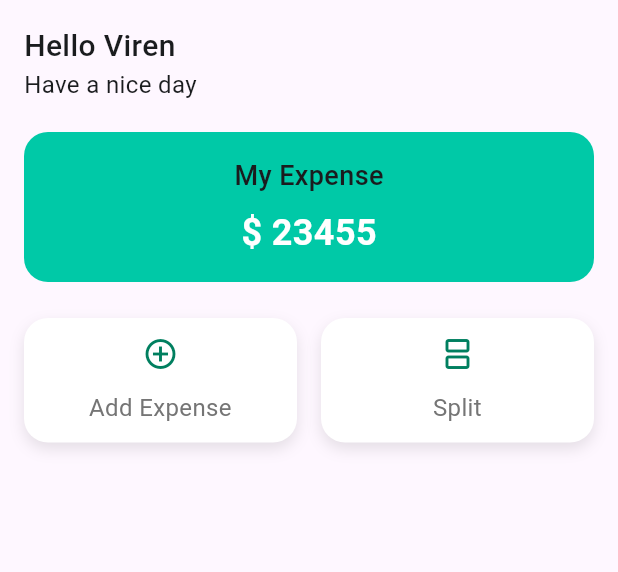
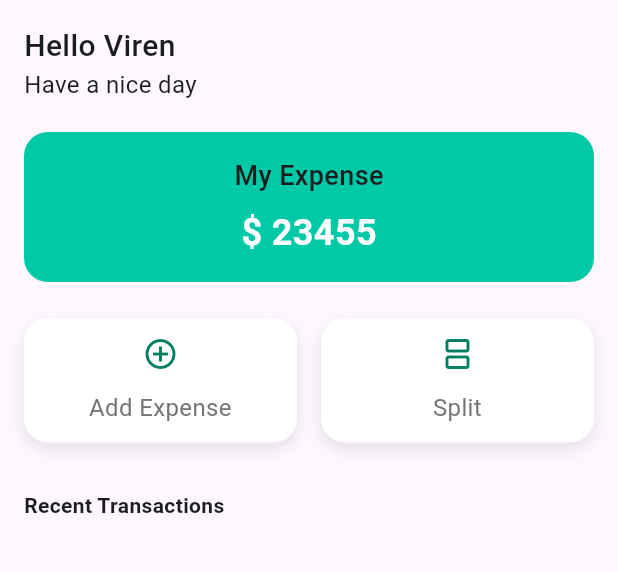
Before and after one commit to Virenrangani/Expenseo, a Flutter app: the screen it shows after launch, on a phone screen of 412 x 824 dp, the part 51-623 px from its top. Run offline on Flutter 3.47's test engine with Material 3 defaults, Android fonts, the phone set to English and light mode, and no system bars; our stand-ins replace firebase_auth, firebase_core, flutter_bloc, gap, get_it, google_sign_in; accounts and stored records are empty.

Commit message:
feat : add text recent transaction

```diff
--- a/lib/features/home/presentation/page/home_page.dart
+++ b/lib/features/home/presentation/page/home_page.dart
@@ -35,7 +35,7 @@ class HomePage extends StatelessWidget {
                   Expanded(
                       child:AppIconCard(
                         icon: Icons.add_circle_outline_outlined,
-                        text: "Add Expense",
+                        text: AppString.addExpense,
                         onTap: (){},
                       ),
                   ),
@@ -43,12 +43,14 @@ class HomePage extends StatelessWidget {
                   Expanded(
                     child:AppIconCard(
                       icon: Icons.splitscreen,
-                      text: "Split",
+                      text: AppString.split,
                       onTap: (){},
                     ),
                   ),
                 ],
-              )
+              ),
+              AppGap.g32,
+              Text(AppString.recentTransaction,style: AppTextStyles.captionBold(color:AppColor.textPrimary),)
             ],
           ),
         ),
```
